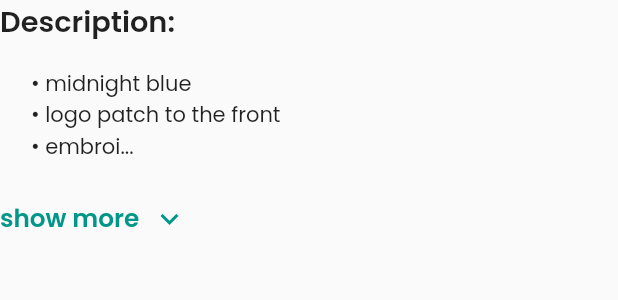
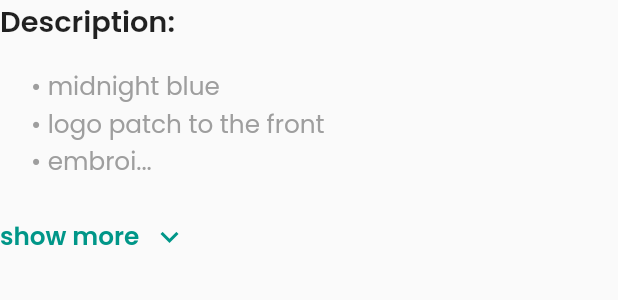
Before and after one commit to SolomonAbuh/E-Commerce-UI-Animation, a Flutter app: the ProductDescription widget shown alone on an empty page, opened directly, on a phone screen of 412 x 824 dp. Shown: the top 300 px of the screen. Run offline on Flutter 3.47's test engine with Material 2 defaults, Android fonts, the phone set to English and light mode, and no system bars; our stand-ins replace carousel_slider, flutter_animate, flutter_svg, google_fonts, sizer.

Commit message:
update on product_description.dart 🛠

```diff
--- /dev/null
+++ b/lib/constants/colors.dart
@@ -0,0 +1,6 @@
+import 'package:flutter/material.dart';
+
+abstract class AppColors {
+  static Color greyLight = Colors.grey.shade500;
+  static Color primary = Colors.
+}
--- a/lib/widgets/bottom_summary.dart
+++ b/lib/widgets/bottom_summary.dart
@@ -12,7 +12,7 @@ class BottomSummary extends StatelessWidget {
 
   @override
   Widget build(BuildContext context) {
-    return  SafeArea(
+    return SafeArea(
       top: false,
       child: Container(
         padding: EdgeInsets.symmetric(horizontal: 5.w),
@@ -87,7 +87,6 @@ class BottomSummary extends StatelessWidget {
           ],
         ),
       ),
-          )
-     ;
+    );
   }
 }
--- a/lib/widgets/product_description.dart
+++ b/lib/widgets/product_description.dart
@@ -58,7 +58,12 @@ class _ProductDescriptionState extends State<ProductDescription> {
                   Padding(
                     padding: EdgeInsets.only(left: 5.w),
                     child: Text(
-                        flag ? ("$firstHalf...") : (firstHalf + secondHalf)),
+                      flag ? ("$firstHalf...") : (firstHalf + secondHalf),
+                      style: TextStyle(
+                        fontSize: 12.sp,
+                        color: Colors.grey.shade500,
+                      ),
+                    ),
                   ),
                   spaceV(3.h),
                   InkWell(
```
Lines whose indentation alone changed are shown as unchanged.
